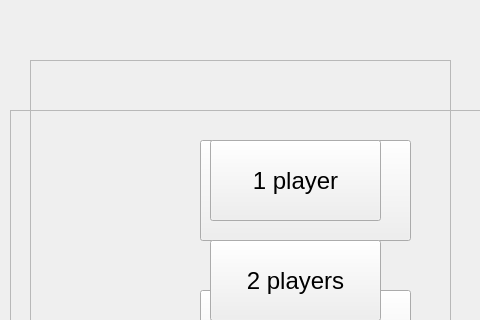
The window that quoridor.ui (crimvael/quoridor) describes before a commit, drawn with Qt 5; both pictures show x 0 to 480 and y 0 to 320 of the 1280 by 720 pixel window.
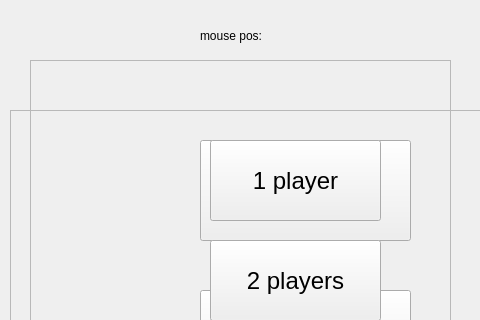
The same window after the commit.

```diff
--- a/quoridor.ui
+++ b/quoridor.ui
@@ -1223,6 +1223,32 @@
      </property>
     </widget>
    </widget>
+   <widget class="QLabel" name="label">
+    <property name="geometry">
+     <rect>
+      <x>200</x>
+      <y>20</y>
+      <width>61</width>
+      <height>31</height>
+     </rect>
+    </property>
+    <property name="text">
+     <string>mouse pos:</string>
+    </property>
+   </widget>
+   <widget class="QLabel" name="label_2">
+    <property name="geometry">
+     <rect>
+      <x>270</x>
+      <y>30</y>
+      <width>49</width>
+      <height>16</height>
+     </rect>
+    </property>
+    <property name="text">
+     <string/>
+    </property>
+   </widget>
   </widget>
   <widget class="QMenuBar" name="menubar">
    <property name="geometry">
```
Left out of the diff: 18 changed lines with no effect on the pictures.
